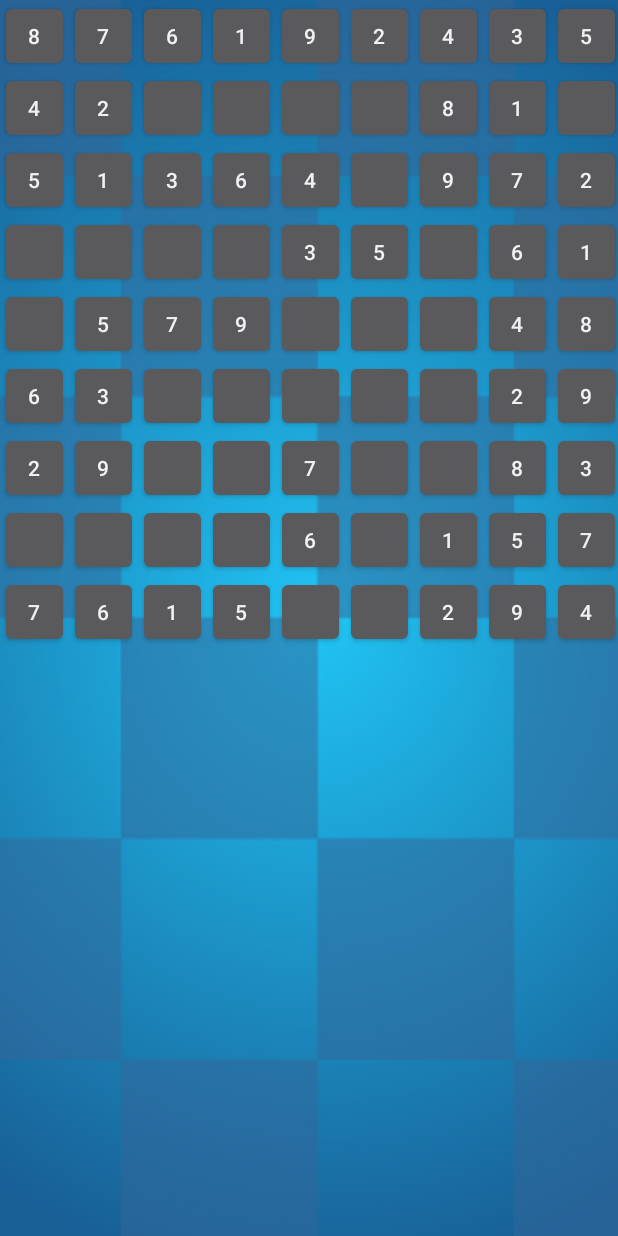
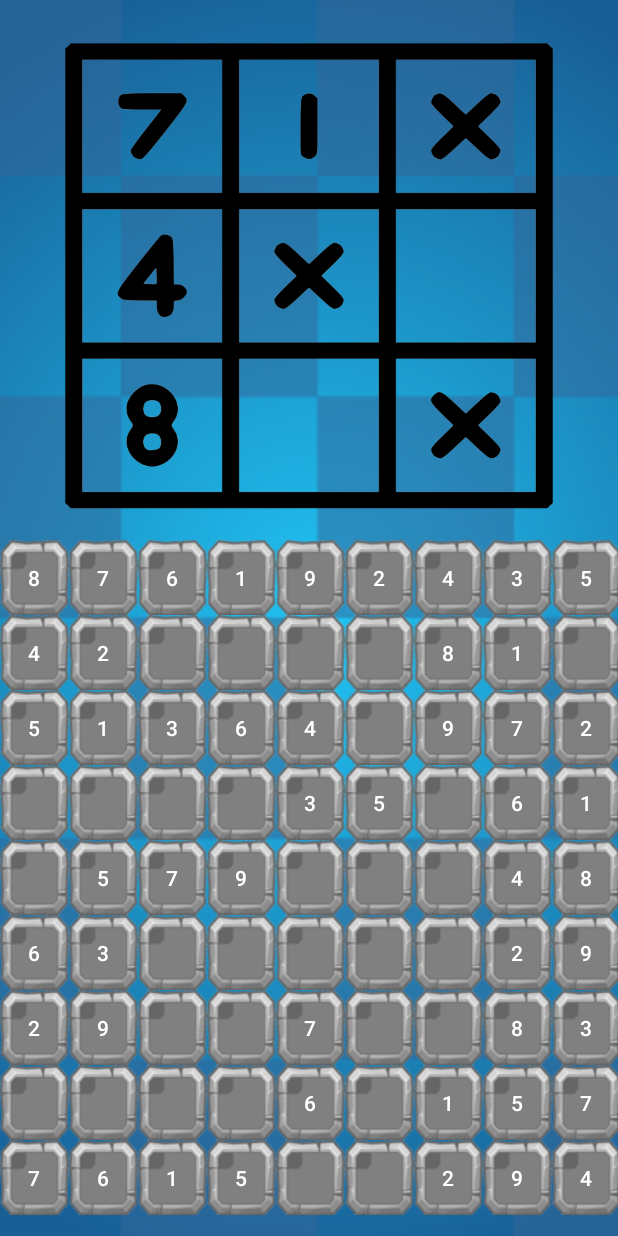
Before and after one commit to darango401/juego2, an Android app: the Nivel1Activity screen opened directly, with no data from a screen before it, on a phone screen of 412 x 824 dp. Run offline under Robolectric (Android 15) with nearby library versions, the phone set to English and light mode, and no system bars.

Commit message:
Nivel 2, V1

```diff
--- a/app/src/main/java/com/example/sudoku_app/Nivel1Activity.java
+++ b/app/src/main/java/com/example/sudoku_app/Nivel1Activity.java
@@ -1,14 +1,19 @@
 package com.example.sudoku_app;
 
 import androidx.appcompat.app.AppCompatActivity;
+import androidx.constraintlayout.widget.ConstraintLayout;
 
 import android.app.Activity;
 import android.content.Context;
+import android.graphics.Bitmap;
+import android.graphics.BitmapFactory;
 import android.graphics.Color;
 import android.graphics.drawable.Drawable;
 import android.os.Bundle;
+import android.view.Gravity;
 import android.view.View;
 import android.widget.Button;
+import android.widget.ImageView;
 import android.widget.LinearLayout;
 import android.widget.TableLayout;
 import android.widget.TableRow;
@@ -28,8 +33,10 @@ public class Nivel1Activity extends Activity {
             if (value!=0) fixed=true;
             else fixed=false;
             bt=new Button(THIS);
+            bt.setBackgroundResource(R.drawable.casilla);
+            bt.setTextColor(Color.WHITE);
             if (fixed) bt.setText(String.valueOf(value));
-            else bt.setTextColor(Color.CYAN);
+            else bt.setTextColor(Color.BLUE);
             bt.setOnClickListener(new View.OnClickListener(){
 
                 @Override
@@ -40,9 +47,11 @@ public class Nivel1Activity extends Activity {
                     bt.setText(String.valueOf(value));
                     if (completted()){
                         if (correct()){
-                            tv.setText("Has Ganado!!");
+                            tv.setTextColor(Color.GREEN);
+                            tv.setText("    Has Ganado!!");
                         }else{
-                            tv.setText("Hay algun digito repetido!!!");
+                            tv.setTextColor(Color.RED);
+                            tv.setText("    Has Perdido!!");
                         }
                     }
                 }
@@ -96,11 +105,16 @@ public class Nivel1Activity extends Activity {
     TableLayout tl;
     TextView tv;
     LinearLayout linearLayout;
+    ImageView imageView;
 
     @Override
     protected void onCreate(Bundle savedInstanceState) {
         super.onCreate(savedInstanceState);
-        setContentView(R.layout.activity_nivel1);
+        //setContentView(R.layout.activity_nivel1);
+        Bitmap bmp;
+        int width = 500;
+        int height = 500;
+        LinearLayout.LayoutParams layoutParams = new LinearLayout.LayoutParams(width,height);
         input="8 7 6 1 9 2 4 3 5 " +
               "4 2 ? ? ? ? 8 1 ? " +
               "5 1 3 6 4 ? 9 7 2 " +
@@ -127,7 +141,18 @@ public class Nivel1Activity extends Activity {
         tl.setShrinkAllColumns(true);
         tl.setStretchAllColumns(true);
         tv = new TextView(this);
+        imageView = new ImageView(this);
+        bmp = BitmapFactory.decodeResource(getResources(),R.drawable.logo);
+        bmp = Bitmap.createScaledBitmap(bmp,width,height,true);
+        imageView.setImageBitmap(bmp);
+        layoutParams.gravity=Gravity.CENTER_HORIZONTAL;
+        layoutParams.bottomMargin=20;
+        layoutParams.topMargin=20;
+        imageView.setLayoutParams(layoutParams);
+        tv.setLayoutParams(layoutParams);
+        tv.setTextSize(20);
         linearLayout = new LinearLayout(this);
+        linearLayout.addView(imageView);
         linearLayout.addView(tl);
         linearLayout.addView(tv);
         linearLayout.setOrientation(LinearLayout.VERTICAL);
```
Also changed, not shown: app/src/main/java/com/example/sudoku_app/Nivel2Activity.java (+143 -1 lines), app/src/main/res/drawable/casilla.png (added).
